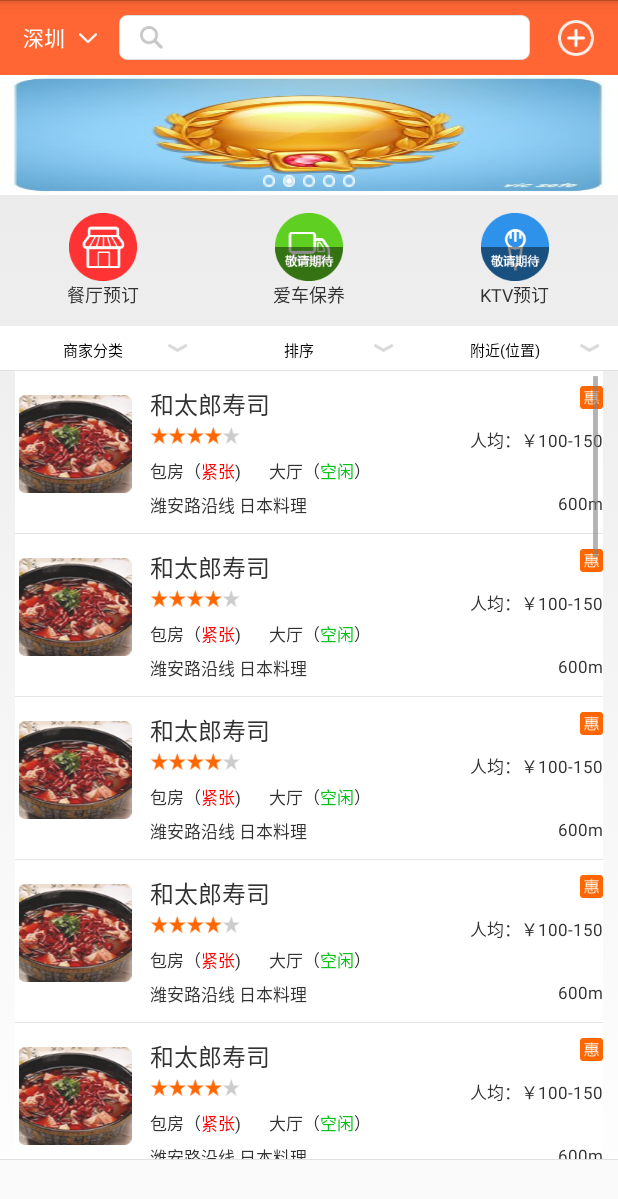
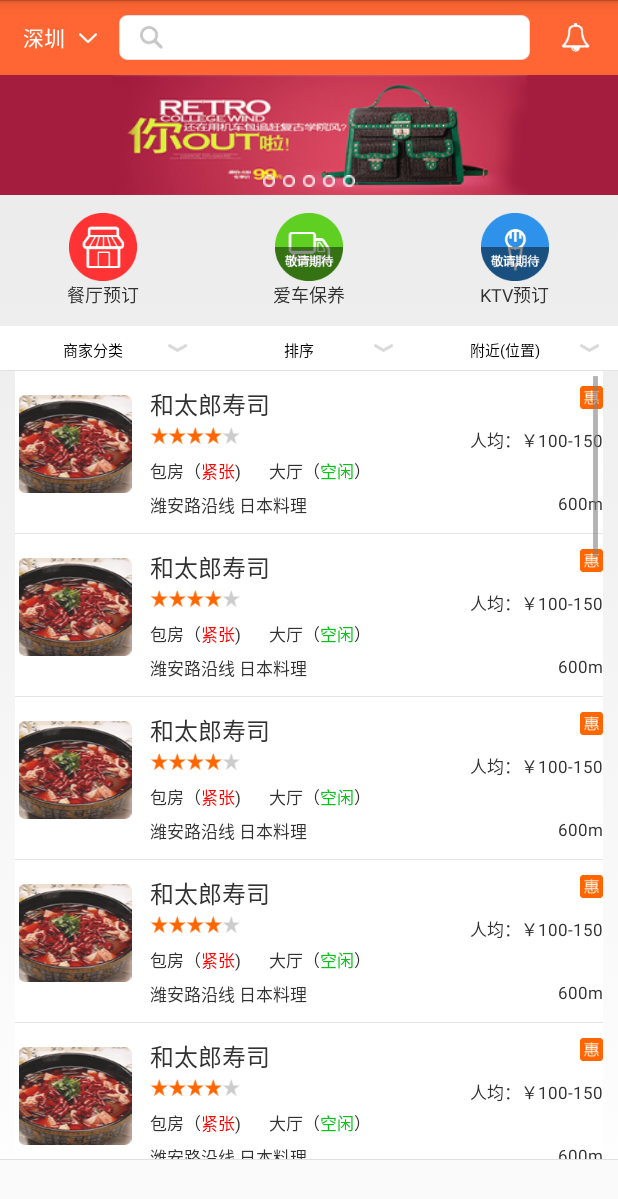
Before and after one commit to alkaid/Trip51, an Android app: the fragment MainHomeFragment placed in its activity, on a phone screen of 412 x 824 dp. Shown: the top 1199 px of the screen. Run offline under Robolectric (Android 15) with nearby library versions, the phone set to English and light mode, and no system bars; plain views replace MeasuredTextView, PullToRefreshRecyclerView, TopCropImageView.

Commit message:
bell图标

```diff
--- /dev/null
+++ b/app/src/main/java/com/alkaid/trip51/base/widget/view/NovaImageButton.java
@@ -0,0 +1,29 @@
+
+package com.alkaid.trip51.base.widget.view;
+
+import android.content.Context;
+import android.util.AttributeSet;
+import android.widget.ImageButton;
+
+
+public class NovaImageButton extends ImageButton
+{
+
+    private android.view.View.OnClickListener mListener;
+
+    public NovaImageButton(Context context)
+    {
+        super(context);
+    }
+
+    public NovaImageButton(Context context, AttributeSet attributeset)
+    {
+        super(context, attributeset);
+    }
+
+    public NovaImageButton(Context context, AttributeSet attributeset, int i)
+    {
+        super(context, attributeset, i);
+    }
+
+}
--- /dev/null
+++ b/app/src/main/java/com/alkaid/trip51/base/widget/view/NovaTextView.java
@@ -0,0 +1,29 @@
+
+package com.alkaid.trip51.base.widget.view;
+
+import android.content.Context;
+import android.util.AttributeSet;
+import android.widget.TextView;
+
+// Referenced classes of package com.dianping.widget.view:
+//            GAUserInfo, GAHelper
+
+public class NovaTextView extends TextView
+{
+
+    public NovaTextView(Context context)
+    {
+        super(context);
+    }
+
+    public NovaTextView(Context context, AttributeSet attributeset)
+    {
+        super(context, attributeset);
+    }
+
+    public NovaTextView(Context context, AttributeSet attributeset, int i)
+    {
+        super(context, attributeset, i);
+    }
+
+}
--- a/app/src/main/res/layout/main_home_title_bar.xml
+++ b/app/src/main/res/layout/main_home_title_bar.xml
@@ -3,7 +3,7 @@
   xmlns:android="http://schemas.android.com/apk/res/android">
     <ImageButton android:id="@id/btn_back_wx" android:background="@drawable/title_btn_right_transparent" android:layout_width="wrap_content" android:layout_height="fill_parent" android:src="@drawable/ic_home_back"
         android:visibility="gone"/>
-    <TextView android:textSize="@dimen/text_size_16" android:textColor="@color/white" android:gravity="center_vertical" android:id="@id/city" android:paddingLeft="@dimen/title_bar_button_margin" android:paddingRight="0.0dip" android:layout_width="wrap_content" android:layout_height="fill_parent" android:singleLine="true" android:drawableRight="@drawable/title_home_arrow_down" android:drawablePadding="5.0dip"
+    <com.alkaid.trip51.base.widget.view.NovaTextView android:textSize="@dimen/text_size_16" android:textColor="@color/white" android:gravity="center_vertical" android:id="@id/city" android:paddingLeft="@dimen/title_bar_button_margin" android:paddingRight="0.0dip" android:layout_width="wrap_content" android:layout_height="fill_parent" android:singleLine="true" android:drawableRight="@drawable/title_home_arrow_down" android:drawablePadding="5.0dip"
         android:text="深圳"/>
     <LinearLayout android:gravity="center_vertical" android:orientation="horizontal" android:layout_width="0.0dip" android:layout_height="fill_parent" android:layout_marginLeft="3.0dip" android:layout_marginRight="3.0dip" android:layout_weight="1.0">
         <FrameLayout android:layout_width="0.0dip" android:layout_height="fill_parent" android:layout_weight="1.0">
@@ -11,7 +11,7 @@
             <ImageView android:layout_gravity="center_vertical" android:id="@id/searchIcon" android:visibility="gone" android:layout_width="wrap_content" android:layout_height="wrap_content" android:layout_marginLeft="7.0dip" android:src="@drawable/new_mail_icon" />
         </FrameLayout>
         <FrameLayout android:layout_width="50.0dip" android:layout_height="fill_parent">
-            <ImageButton android:id="@id/notify" android:background="@drawable/title_btn_right_transparent" android:layout_width="fill_parent" android:layout_height="fill_parent" android:src="@drawable/home_navibar_icon_add" />
+            <com.alkaid.trip51.base.widget.view.NovaImageButton android:id="@id/notify" android:background="@drawable/title_btn_right_transparent" android:layout_width="fill_parent" android:layout_height="fill_parent" android:src="@drawable/home_navibar_icon_bell" />
             <!--<ImageView android:layout_gravity="bottom|center" android:id="@id/tips_arrow" android:background="@drawable/title_btn_right_transparent" android:visibility="gone" android:layout_width="wrap_content" android:layout_height="wrap_content" android:src="@drawable/home_title_tips_arrow" android:adjustViewBounds="true" />
             <com.dianping.base.widget.MeasuredTextView android:textSize="@dimen/text_size_12" android:textColor="@color/text_color_white" android:gravity="center" android:layout_gravity="center" android:id="@id/findmain_mail_text" android:visibility="gone" android:layout_width="wrap_content" android:layout_height="wrap_content" android:layout_marginLeft="12.0dip" android:layout_marginBottom="8.0dip" />-->
         </FrameLayout>
```
Also changed, not shown: app/src/main/res/drawable-xhdpi/home_navibar_icon_bell.png (added).
